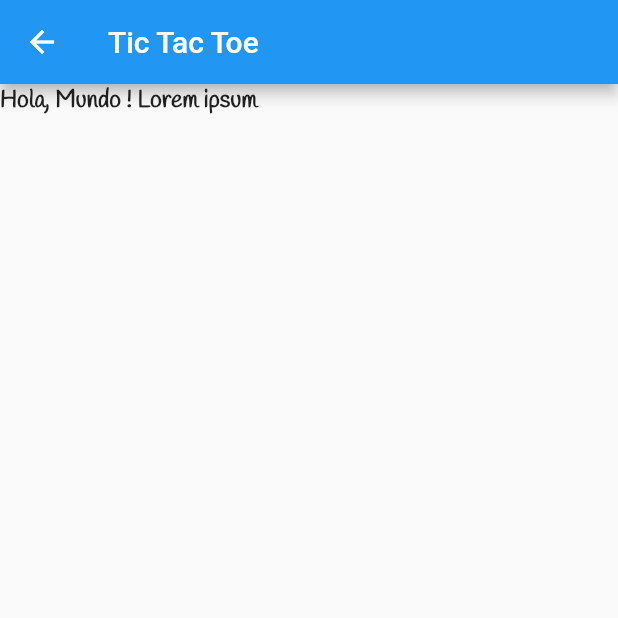
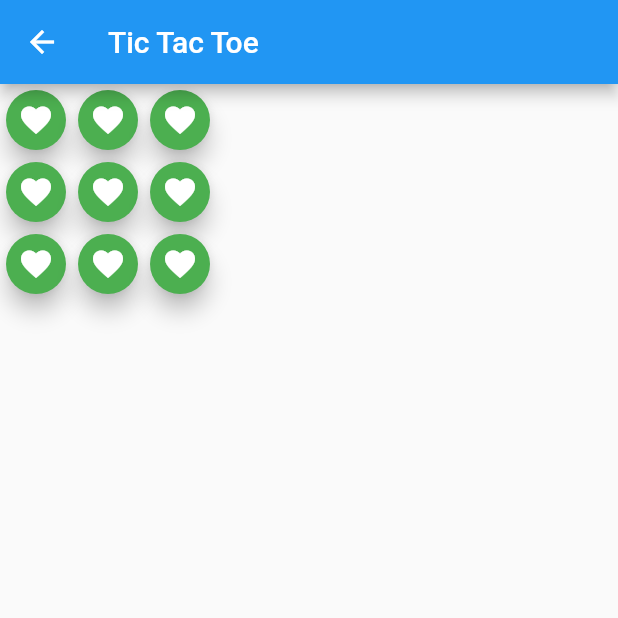
Before and after one commit to paulpsan/app-flutter-create, a Flutter app: the screen it shows after launch, on a phone screen of 412 x 824 dp, the top half of it. Run offline on Flutter 3.47's test engine with Material 2 defaults, Android fonts, the phone set to English and light mode, and no system bars.

Commit message:
add buttons

```diff
--- a/lib/main.dart
+++ b/lib/main.dart
@@ -14,7 +14,7 @@ class MyApp extends StatelessWidget{
           leading: Icon(Icons.arrow_back),
           title: Text("Tic Tac Toe"),
         ),
-        body: Text(
+/*        body: Text(
           'Hola, Mundo ! Lorem ipsum',
           textDirection: TextDirection.ltr,
           style: TextStyle(
@@ -23,11 +23,68 @@ class MyApp extends StatelessWidget{
             fontWeight: FontWeight.bold,
           ),
 
+        ),*/
+
+        body: Stack(
+          children: <Widget>[
+            Column(
+              children: <Widget>[
+                RowButtonAction(),
+                RowButtonAction(),
+                RowButtonAction(),
+              ],
+            )
+          ],
         ),
+
       ),
     );
   }
 
 }
 
-class ActionButton
+class RowButtonAction extends StatelessWidget{
+  @override
+  Widget build(BuildContext context) {
+    // TODO: implement build
+    return Row(
+      children: <Widget>[
+        ActionButtonStarComputer(),
+        ActionButtonStarComputer(),
+        ActionButtonStarComputer(),
+      ],
+    );
+  }
+
+}
+
+class ActionButtonStarComputer extends StatefulWidget{
+  @override
+  State<StatefulWidget> createState() {
+    // TODO: implement createState
+
+    return _ActionButtonStarComputer();
+  }
+
+}
+class _ActionButtonStarComputer extends State<ActionButtonStarComputer>{
+  bool sw = false;
+  void onPressedButton(){
+    setState(() {
+      sw=!this.sw;
+    });
+  }
+
+
+  @override
+  Widget build(BuildContext context) {
+    // TODO: implement build
+    return  FloatingActionButton(
+      child: Icon(sw?Icons.favorite_border:Icons.favorite),
+      backgroundColor: Colors.green,
+      mini: true,
+      onPressed: onPressedButton,
+    );
+  }
+}
+// implementacion de BottomNavigatorBar
```
